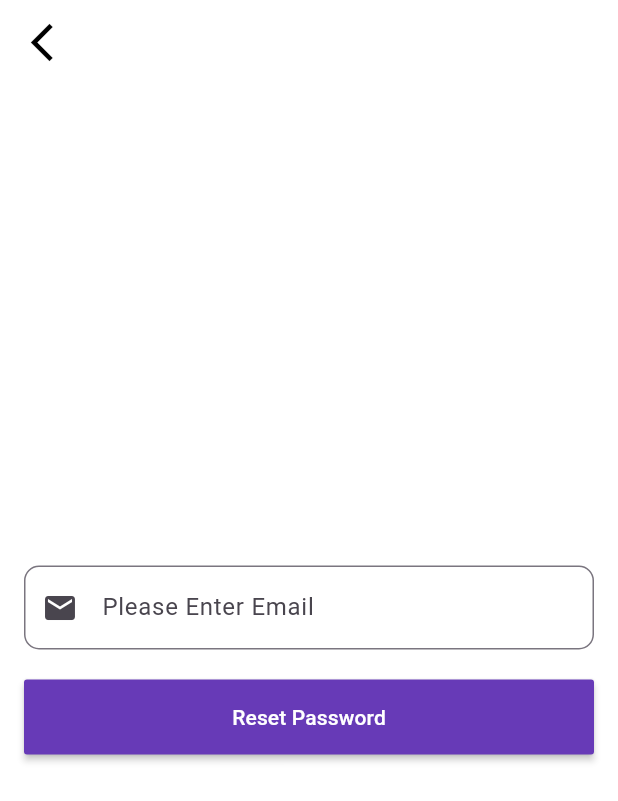
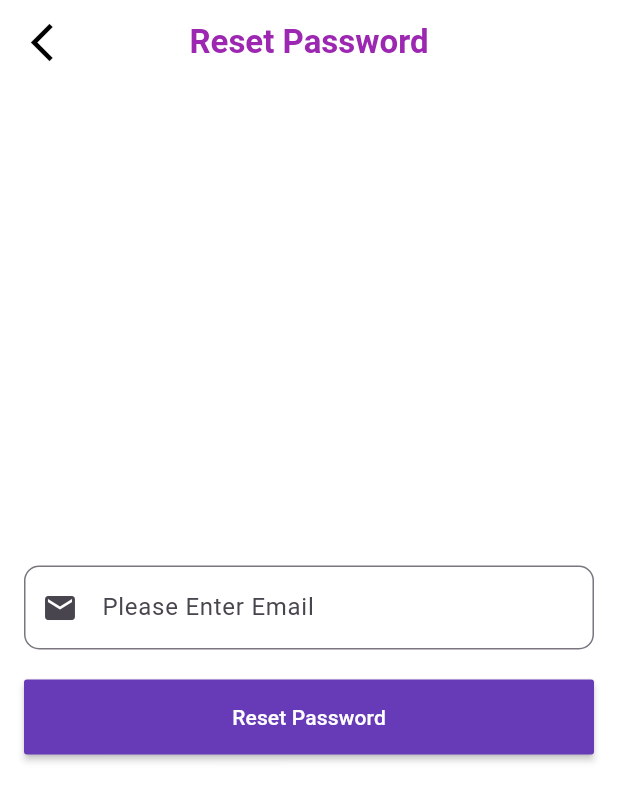
Before and after one commit to asifjahan1/JU-Bus-Route-Tracer, a Flutter app: the ForgotPassword screen opened directly, on a phone screen of 412 x 824 dp. Shown: the top 801 px of the screen. Run offline on Flutter 3.47's test engine with Material 3 defaults, Android fonts, the phone set to English and light mode, and no system bars; our stand-ins replace cloud_firestore, firebase_auth, firebase_core, flutter_riverpod, geolocator, google_fonts and 4 more; missing offline and left inert: flutter_polyline_points; accounts and stored records are empty.

Commit message:
fixed minor issue

```diff
--- a/google_map_demo/lib/pages/forgot_password.dart
+++ b/google_map_demo/lib/pages/forgot_password.dart
@@ -27,7 +27,9 @@ class _ForgotPasswordState extends State<ForgotPassword> {
             actions: [
               TextButton(
                 onPressed: () {
-                  Navigator.of(context).pop();
+                  Navigator.of(context).pop(); // Close the dialog
+                  Navigator.of(context)
+                      .pop(); // Navigate back to the login page
                 },
                 child: const Text("OK"),
               ),
@@ -60,10 +62,14 @@ class _ForgotPasswordState extends State<ForgotPassword> {
 
   @override
   Widget build(BuildContext context) {
-    return Flexible(
-      child: Scaffold(
+    return Scaffold(
       backgroundColor: Colors.white,
       appBar: AppBar(
+        title: const Text(
+          'Reset Password',
+          style: TextStyle(color: Colors.purple, fontWeight: FontWeight.bold),
+        ),
+        centerTitle: true,
         backgroundColor: Colors.transparent,
         elevation: 0,
         leading: IconButton(
@@ -109,7 +115,6 @@ class _ForgotPasswordState extends State<ForgotPassword> {
           ],
         ),
       ),
-      ),
     );
   }
 }
```
Lines whose indentation alone changed are shown as unchanged.
